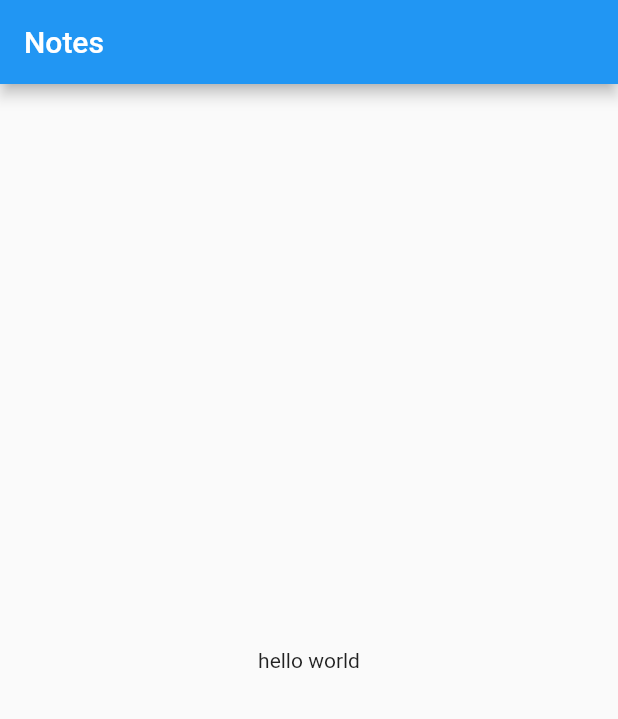
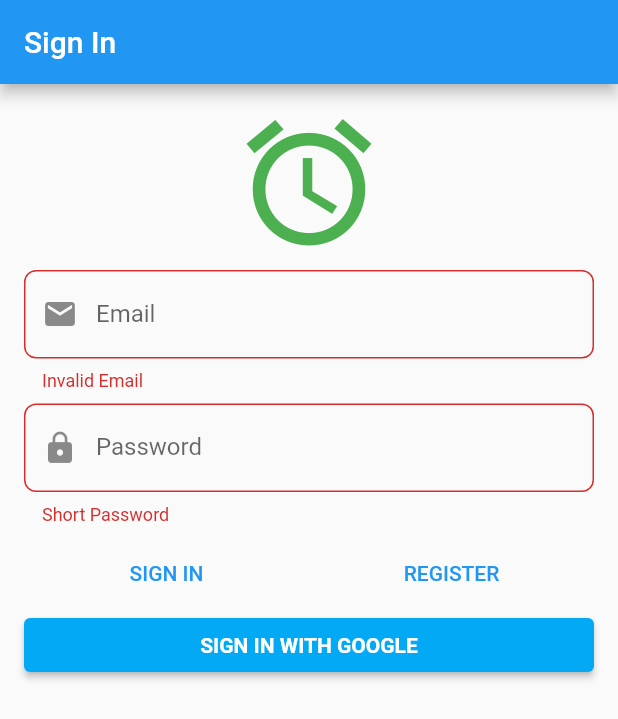
Before and after one commit to snailfly2018/try_ddd, a Flutter app: the screen it shows after launch, on a phone screen of 412 x 824 dp. Shown: the top 719 px of the screen. Run offline on Flutter 3.47's test engine with Material 2 defaults, Android fonts, the light colour scheme and no system bars; our stand-ins replace another_flushbar, firebase_auth, firebase_core, flutter_bloc, fpdart, freezed_annotation and 3 more; accounts and stored records are empty.

Commit message:
第八课 界面初步完

```diff
--- a/lib/main.dart
+++ b/lib/main.dart
@@ -1,10 +1,13 @@
+import 'package:firebase_core/firebase_core.dart';
 import 'package:flutter/material.dart';
 import 'package:injectable/injectable.dart';
 import 'package:try_ddd/presentation/core/app_widget.dart';
 
 import 'injection.dart';
 
-void main() {
+Future<void> main() async {
+  WidgetsFlutterBinding.ensureInitialized();
   configureInjection(Environment.prod); //注入
+  await Firebase.initializeApp();
   runApp(const AppWidget());
 }
--- a/lib/presentation/core/app_widget.dart
+++ b/lib/presentation/core/app_widget.dart
@@ -2,6 +2,7 @@
 
 import 'package:flutter/cupertino.dart';
 import 'package:flutter/material.dart';
+import 'package:try_ddd/presentation/sign_in/sign_in_page.dart';
 
 class AppWidget extends StatelessWidget {
   const AppWidget({Key? key}) : super(key: key);
@@ -10,12 +11,19 @@ class AppWidget extends StatelessWidget {
   Widget build(BuildContext context) {
     return MaterialApp(
       title: 'Notes',
-      home: Scaffold(
-        appBar: AppBar(title: const Text('Notes'),),
-        body: Center(
-          child: Container(child: const Text('hello world'),),
+      theme: ThemeData.light().copyWith(
+        primaryColor: Colors.green[800],
+        // accentColor: Colors.blueAccent,
+        floatingActionButtonTheme: FloatingActionButtonThemeData(
+          backgroundColor: Colors.blue[900],
+        ),
+        inputDecorationTheme: InputDecorationTheme(
+          border: OutlineInputBorder(
+            borderRadius: BorderRadius.circular(8),
+          ),
         ),
       ),
+      home: const SignInPage(),
     );
   }
 }
--- /dev/null
+++ b/lib/presentation/sign_in/sign_in_page.dart
@@ -0,0 +1,23 @@
+import 'package:flutter/material.dart';
+import 'package:flutter_bloc/flutter_bloc.dart';
+import 'package:try_ddd/application/auth/sign_in_form/sign_in_form_bloc.dart';
+import 'package:try_ddd/presentation/sign_in/widgets/sign_in_form.dart';
+
+import '../../injection.dart';
+
+class SignInPage extends StatelessWidget {
+  const SignInPage({Key? key}) : super(key: key);
+
+  @override
+  Widget build(BuildContext context) {
+    return Scaffold(
+      appBar: AppBar(
+        title: const Text('Sign In'),
+      ),
+      body: BlocProvider(
+        create: (context) => getIt<SignInFormBloc>(),
+        child: const SignInForm(),
+      ),
+    );
+  }
+}
--- /dev/null
+++ b/lib/presentation/sign_in/widgets/sign_in_form.dart
@@ -0,0 +1,172 @@
+import 'package:another_flushbar/flushbar_helper.dart';
+import 'package:flutter/material.dart';
+import 'package:flutter_bloc/flutter_bloc.dart';
+import 'package:try_ddd/application/auth/sign_in_form/sign_in_form_bloc.dart';
+
+class SignInForm extends StatefulWidget {
+  const SignInForm({Key? key}) : super(key: key);
+
+  // SignInFormState? nowState;
+  @override
+  State<SignInForm> createState() => _SignInFormState();
+}
+
+class _SignInFormState extends State<SignInForm> {
+  final _formKey = GlobalKey<FormState>();
+
+  //为了取得新状态做的改动，why?
+  SignInFormState? nowState;
+  @override
+  Widget build(BuildContext context) {
+    return BlocConsumer<SignInFormBloc, SignInFormState>(
+      listener: (context, state) {
+        {
+          state.authFailureOrSuccessOption.match(
+            (either) => either.fold(
+              (failure) {
+                FlushbarHelper.createError(
+                  message: failure.map(
+                      cancelledByUser: (_) => 'Cancelled',
+                      serverError: (_) => 'Server Error',
+                      emailAlreadyInUse: (_) => 'Email already in use',
+                      invalidEmailAndPasswordCombination: (_) =>
+                          'Invalid email and password combination'),
+                ).show(context);
+              },
+              (_) {
+                // context.pushRoute(const NotesOverviewRoute());
+                // context
+                //     .read<AuthBloc>()
+                //     .add(const AuthEvent.authCheckRequested());
+              },
+            ),
+            () {},
+          );
+        }
+      },
+      builder: (context, state) {
+        // state.emailAddress.value.fold(
+        //     (l) => print('log::bu:failed:$l.failedValue'),
+        //     (r) => print('log::bu:right:$r'));
+        nowState = state;
+
+        return Form(
+          // autovalidateMode: state.showErrorMessages
+          //     ? AutovalidateMode.always
+          //     : AutovalidateMode.disabled,
+          key: _formKey,
+          autovalidateMode: AutovalidateMode.always,
+          child: ListView(
+            // ignore: prefer_const_literals_to_create_immutables
+            padding: const EdgeInsets.all(16.0),
+            children: [
+              const Icon(
+                Icons.access_alarms_outlined,
+                size: 100,
+                color: Colors.green,
+              ),
+              const SizedBox(
+                height: 8,
+              ),
+              TextFormField(
+                decoration: const InputDecoration(
+                  prefixIcon: Icon(Icons.email),
+                  labelText: 'Email',
+                ),
+                autocorrect: false,
+                onChanged: (value) {
+                  // print('onchange:$value');
+                  context
+                      .read<SignInFormBloc>()
+                      .add(SignInFormEvent.emailChanged(value));
+                },
+                validator: (_) {
+                  // print('see::now:$state');
+                  // print('see::saved:$nowState');
+                  // nowState?.emailAddress.value.fold(
+                  //     (l) => print('log::va:failed:$l.failedValue'),
+                  //     (r) => print('log::va:right:$r'));
+                  return nowState!.emailAddress.value.fold(
+                      (f) => f.maybeMap(
+                          invalidEmail: (_) => 'Invalid Email',
+                          orElse: () => null),
+                      (r) => null);
+                },
+              ),
+              const SizedBox(
+                height: 8,
+              ),
+              TextFormField(
+                decoration: const InputDecoration(
+                  prefixIcon: Icon(Icons.lock),
+                  labelText: 'Password',
+                ),
+                autocorrect: false,
+                obscureText: true,
+                onChanged: (value) => context
+                    .read<SignInFormBloc>()
+                    .add(SignInFormEvent.passwordChanged(value)),
+                validator: (_) => nowState!.password.value.fold(
+                    (f) => f.maybeMap(
+                        shortPassword: (_) => 'Short Password',
+                        orElse: () => null),
+                    (r) => null),
+              ),
+              const SizedBox(
+                height: 8,
+              ),
+              Row(
+                children: [
+                  Expanded(
+                    child: TextButton(
+                      onPressed: () {
+                        context.read<SignInFormBloc>().add(
+                              const SignInFormEvent
+                                  .signInWithEmailAndPassword(),
+                            );
+                      },
+                      child: const Text('SIGN IN'),
+                    ),
+                  ),
+                  Expanded(
+                    child: TextButton(
+                      onPressed: () {
+                        context.read<SignInFormBloc>().add(
+                              const SignInFormEvent
+                                  .registerWithEmailAndPassword(),
+                            );
+                      },
+                      child: const Text('REGISTER'),
+                    ),
+                  ),
+                ],
+              ),
+              ElevatedButton(
+                onPressed: () {
+                  context.read<SignInFormBloc>().add(
+                        const SignInFormEvent.signInWithGoogle(),
+                      );
+                },
+                style: ButtonStyle(
+                  backgroundColor:
+                      MaterialStateProperty.all<Color>(Colors.lightBlue),
+                ),
+                child: const Text(
+                  'SIGN IN WITH GOOGLE',
+                  style: TextStyle(
+                      color: Colors.white, fontWeight: FontWeight.bold),
+                ),
+              ),
+              if (state.isSubmitting) ...[
+                const SizedBox(
+                  height: 8,
+                ),
+                const LinearProgressIndicator(),
+              ]
+            ],
+          ),
+        );
+      },
+    );
+  }
+}
--- a/pubspec.yaml
+++ b/pubspec.yaml
@@ -27,6 +27,7 @@ environment:
 # the latest version available on pub.dev. To see which dependencies have newer
 # versions available, run `flutter pub outdated`.
 dependencies:
+  another_flushbar: ^1.10.25
   cupertino_icons: ^1.0.2
   firebase_auth: ^3.2.0
   firebase_core: ^1.10.0
```
Also changed, not shown: pubspec.lock.
